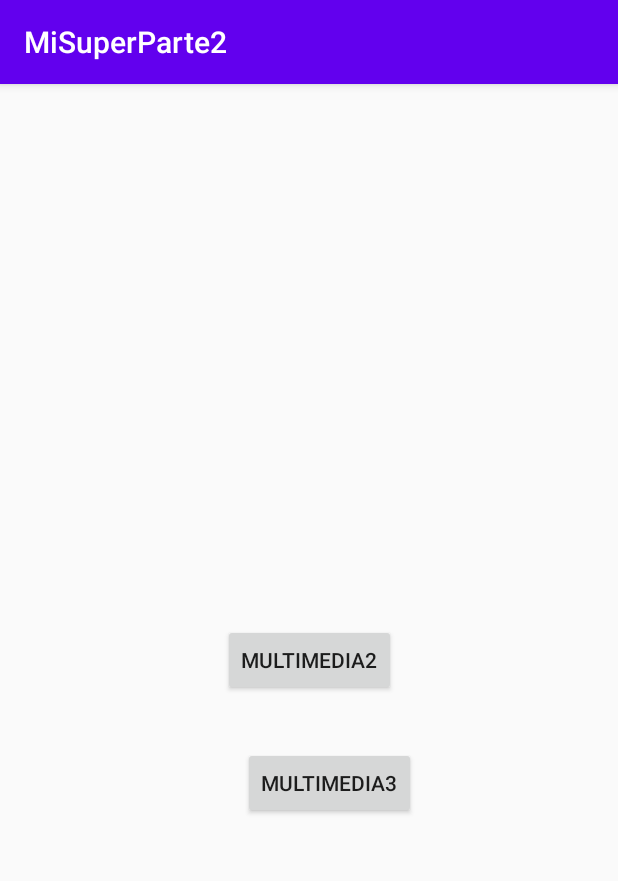
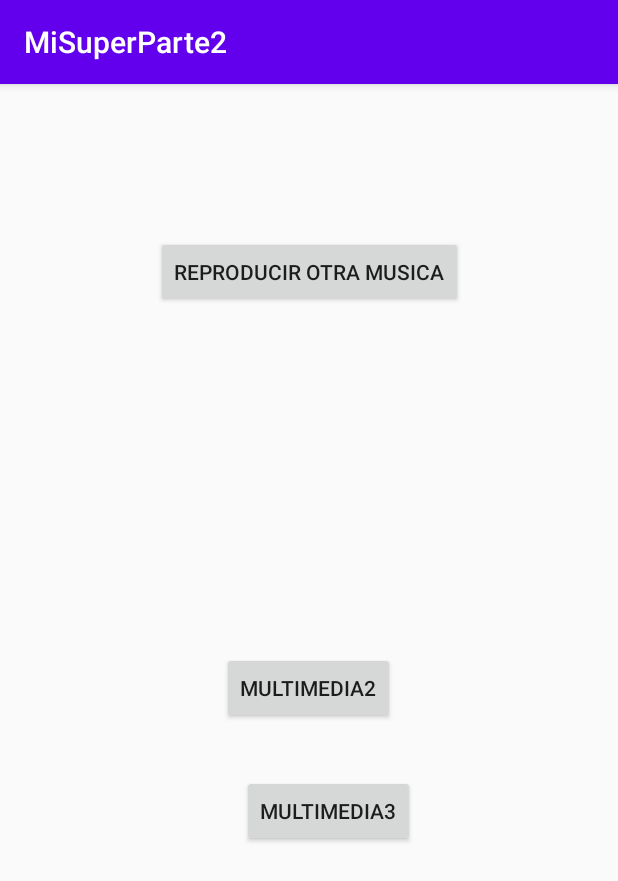
Before and after one commit to WCNosliwsys/MiSuperProyecto2app, an Android app: the Multimedia screen opened directly, with no data from a screen before it, on a phone screen of 412 x 824 dp. Shown: the top 881 px of the screen. Run offline under Robolectric (Android 15) with nearby library versions, the phone set to English and light mode, and no system bars.

Commit message:
Reproduciendo otro sonido local

```diff
--- a/app/src/main/java/com/ditec/misuperparte2/Multimedia.java
+++ b/app/src/main/java/com/ditec/misuperparte2/Multimedia.java
@@ -36,4 +36,14 @@ public class Multimedia  extends AppCompatActivity {
     public void multimeda3(View view) {
         startActivity(new Intent(this, Multimedia3.class));
     }
+
+    public void otrosonido(View view) {
+        if (mp != null) {
+            mp.reset();
+            mp.release();
+            mp = null;
+        }
+        mp = MediaPlayer.create(this, R.raw.otramusica);
+        mp.start();
+    }
 }
--- a/app/src/main/res/layout/activity_multimedia.xml
+++ b/app/src/main/res/layout/activity_multimedia.xml
@@ -10,22 +10,34 @@
         android:id="@+id/button"
         android:layout_width="wrap_content"
         android:layout_height="wrap_content"
+        android:layout_marginEnd="13dp"
+        android:layout_marginRight="13dp"
+        android:layout_marginBottom="34dp"
         android:onClick="multimedia2"
         android:text="Multimedia2"
-        app:layout_constraintBottom_toBottomOf="parent"
-        app:layout_constraintEnd_toEndOf="parent"
-        app:layout_constraintStart_toStartOf="parent"
-        app:layout_constraintTop_toTopOf="parent" />
+        app:layout_constraintBottom_toTopOf="@+id/button2"
+        app:layout_constraintEnd_toEndOf="@+id/button2" />
 
     <Button
         android:id="@+id/button2"
         android:layout_width="wrap_content"
         android:layout_height="wrap_content"
-        android:layout_marginStart="13dp"
-        android:layout_marginLeft="13dp"
-        android:layout_marginTop="34dp"
+        android:layout_marginEnd="135dp"
+        android:layout_marginRight="135dp"
+        android:layout_marginBottom="259dp"
+        android:onClick="multimeda3"
         android:text="Multimedia3"
-        android:onClick="multimeda3"
-        app:layout_constraintStart_toStartOf="@+id/button"
-        app:layout_constraintTop_toBottomOf="@+id/button" />
+        app:layout_constraintBottom_toBottomOf="parent"
+        app:layout_constraintEnd_toEndOf="parent" />
+
+    <Button
+        android:onClick="otrosonido"
+        android:id="@+id/button3"
+        android:layout_width="wrap_content"
+        android:layout_height="wrap_content"
+        android:layout_marginTop="101dp"
+        android:text="reproducir Otra musica"
+        app:layout_constraintEnd_toEndOf="parent"
+        app:layout_constraintStart_toStartOf="parent"
+        app:layout_constraintTop_toTopOf="parent" />
 </androidx.constraintlayout.widget.ConstraintLayout>
```
Also changed, not shown: 1 other file.
